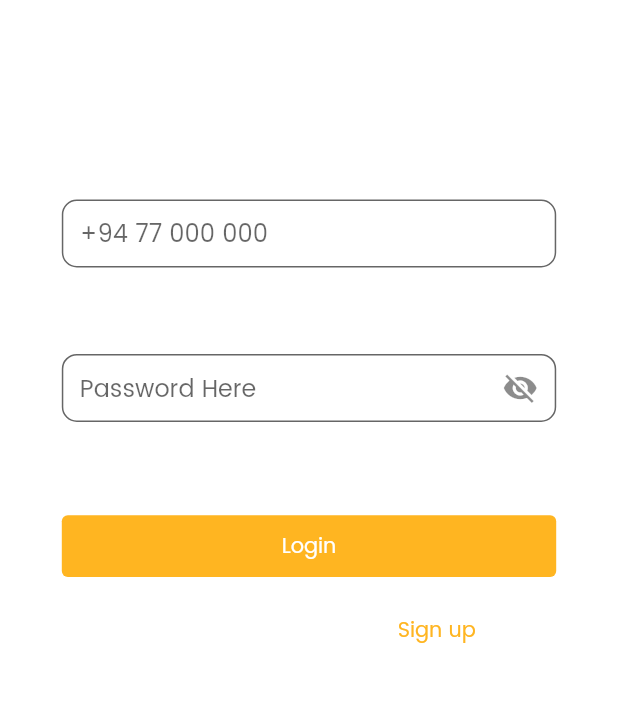
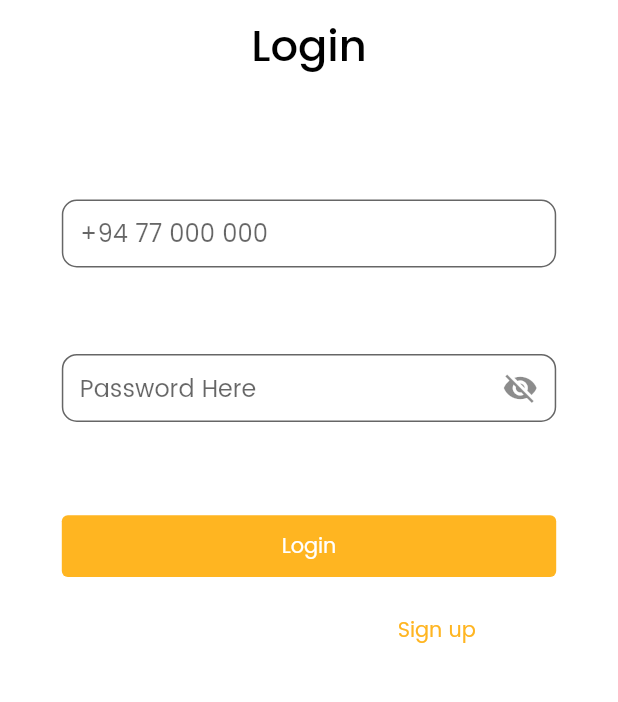
Before and after one commit to Dilshan97/Flutter-Dominos-Pizza-Clone-App, a Flutter app: the screen it shows after launch, on a phone screen of 412 x 824 dp, the part 465-1167 px from its top. Run offline on Flutter 3.47's test engine with Material 2 defaults, Android fonts, the phone set to English and light mode, and no system bars; our stand-ins replace firebase_auth, firebase_core, flutter_svg; accounts and stored records are empty.

Commit message:
custom label created

```diff
--- a/lib/views/auth/login.dart
+++ b/lib/views/auth/login.dart
@@ -3,6 +3,8 @@ import 'package:flutter/material.dart';
 import 'package:flutter_notes/views/auth/signup.dart';
 import 'package:flutter_notes/views/common/colors.dart';
 import 'package:flutter_notes/views/common/widgets/customInput.dart';
+
+import '../common/widgets/customLabel.dart';
 
 class Login extends StatefulWidget {
   const Login({super.key});
@@ -41,14 +43,10 @@ class _LoginState extends State<Login> {
             SizedBox(
               height: size.height * 0.010,
             ),
-            Text(
-              "Login",
-              textAlign: TextAlign.center,
-              style: TextStyle(
-                color: Colors.white,
-                fontSize: size.width * 0.070,
-                fontFamily: 'Poppins-Medium',
-              ),
+            CustomLabel(
+              label: "Login",
+              textColor: AppColors.secondary,
+              fontSize: size.width * 0.070,
             ),
             SizedBox(
               height: size.height * 0.045,
--- /dev/null
+++ b/lib/views/common/widgets/customLabel.dart
@@ -0,0 +1,32 @@
+import 'package:flutter/cupertino.dart';
+
+class CustomLabel extends StatefulWidget {
+  final String label;
+  final double fontSize;
+  final Color textColor;
+
+  const CustomLabel({
+    super.key,
+    required this.label,
+    required this.fontSize,
+    required this.textColor,
+  });
+
+  @override
+  State<CustomLabel> createState() => _CustomLabelState();
+}
+
+class _CustomLabelState extends State<CustomLabel> {
+  @override
+  Widget build(BuildContext context) {
+    return Text(
+      widget.label,
+      textAlign: TextAlign.center,
+      style: TextStyle(
+        color: widget.textColor,
+        fontSize: widget.fontSize,
+        fontFamily: 'Poppins-Medium',
+      ),
+    );
+  }
+}
```
